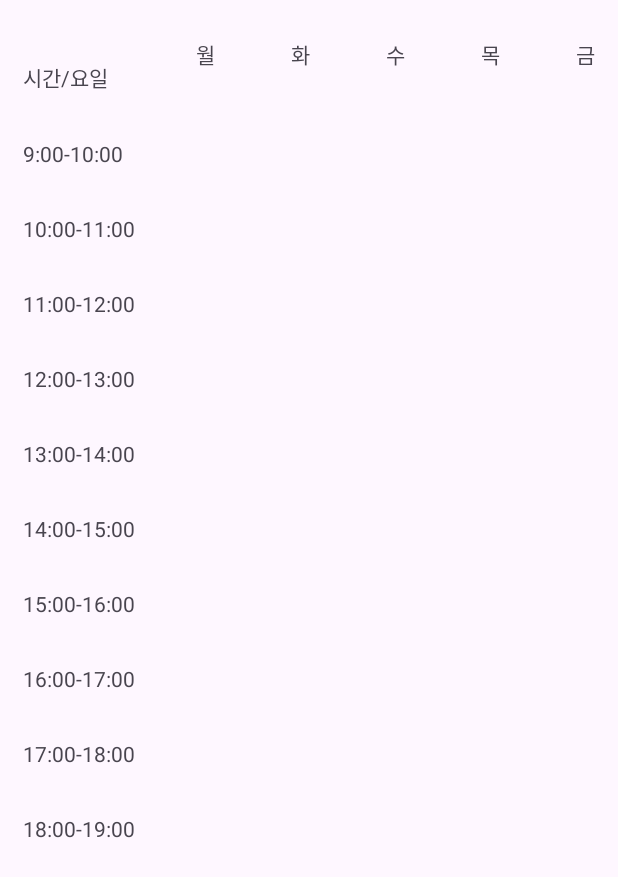
After one commit to YouDaYeon/CapstoneDesign, an Android app: the TimetableShowActivity screen opened directly, with no data from a screen before it, on a phone screen of 412 x 824 dp. The commit adds this screen. Shown: the top 877 px of the screen. Run offline under Robolectric (Android 15) with nearby library versions, the phone set to English and light mode, and no system bars.

Commit message:
시간표

```diff
--- a/app/src/main/java/com/example/myapplication/MypageFragment.kt
+++ b/app/src/main/java/com/example/myapplication/MypageFragment.kt
@@ -31,10 +31,18 @@ class MypageFragment : Fragment() {
 
 
         // 시간표 수정 버튼 클릭 리스너 추가
+        val timetableEditButton = view.findViewById<Button>(R.id.timetableEditButton)
+        timetableEditButton.setOnClickListener {
+            // 시간표 수정 액티비티로 이동
+            val intent = Intent(requireContext(), TimetableActivity::class.java)
+            startActivity(intent)
+        }
+
+        // 시간표 보기 버튼 클릭 리스너 추가
         val timetableButton = view.findViewById<Button>(R.id.timetableButton)
         timetableButton.setOnClickListener {
-            // 시간표 수정 액티비티로 이동
-            val intent = Intent(requireContext(), TimetableActivity::class.java)
+            // 시간표 보기 액티비티로 이동
+            val intent = Intent(requireContext(), TimetableShowActivity::class.java)
             startActivity(intent)
         }
 
--- a/app/src/main/java/com/example/myapplication/TimetableActivity.kt
+++ b/app/src/main/java/com/example/myapplication/TimetableActivity.kt
@@ -40,21 +40,24 @@ class TimetableActivity : AppCompatActivity() {
                     val editText = findViewById<EditText>(editTextId)
                     val key = "${day}_${slot}"
                     editor.putString(key, editText.text.toString())
-                    editText.text.clear()
                 }
             }
 
-            editor.apply()
+            // 변경 내용을 동기적으로 저장
+            editor.commit()
+
             Toast.makeText(this, "시간표가 저장되었습니다!", Toast.LENGTH_SHORT).show()
 
-            // "mypage" 액티비티로 이동
+            // MyPage 화면으로 이동
             val intent = Intent(this, MypageFragment::class.java)
             startActivity(intent)
         }
     }
 
-    override fun onStop() {
-        super.onStop()
+    // onSaveInstanceState 메서드를 오버라이드하여 상태 저장을 구현
+    override fun onSaveInstanceState(outState: Bundle) {
+        super.onSaveInstanceState(outState)
+
         val editor = sharedPreferences.edit()
 
         for (day in listOf("monday", "tuesday", "wednesday", "thursday", "friday")) {
--- /dev/null
+++ b/app/src/main/java/com/example/myapplication/TimetableShowActivity.kt
@@ -0,0 +1,35 @@
+package com.example.myapplication
+
+import android.content.Context
+import androidx.appcompat.app.AppCompatActivity
+import android.os.Bundle
+import android.widget.TextView
+
+class TimetableShowActivity : AppCompatActivity() {
+    override fun onCreate(savedInstanceState: Bundle?) {
+        super.onCreate(savedInstanceState)
+        setContentView(R.layout.activity_timetable_show)
+
+        val timeSlots = listOf(
+            "9_10", "10_11", "11_12", "12_13", "13_14",
+            "14_15", "15_16", "16_17", "17_18", "18_19"
+        )
+
+        val days = listOf("monday", "tuesday", "wednesday", "thursday", "friday")
+
+        for (day in days) {
+            for (slot in timeSlots) {
+                val key = "${day}_${slot}"
+                val textViewId = resources.getIdentifier(key, "id", packageName) // Use the same ID
+                val textView = findViewById<TextView>(textViewId)
+                val savedValue = getSavedValue(key)
+                textView.text = savedValue
+            }
+        }
+    }
+
+    private fun getSavedValue(key: String): String {
+        val sharedPreferences = getSharedPreferences("MyPreferences", Context.MODE_PRIVATE)
+        return sharedPreferences.getString(key, "") ?: ""
+    }
+}
--- /dev/null
+++ b/app/src/main/res/layout/activity_timetable_show.xml
@@ -0,0 +1,453 @@
+<?xml version="1.0" encoding="utf-8"?>
+<GridLayout xmlns:android="http://schemas.android.com/apk/res/android"
+    android:id="@+id/gridLayout"
+    android:layout_width="match_parent"
+    android:layout_height="match_parent"
+    android:columnCount="6"
+    android:rowCount="11" >
+
+    <TextView
+        android:layout_width="wrap_content"
+        android:layout_height="wrap_content"
+        android:layout_row="0"
+        android:layout_column="0"
+        android:layout_margin="15dp"
+        android:gravity="center"
+        android:text="시간/요일" />
+
+    <TextView
+        android:layout_width="wrap_content"
+        android:layout_height="wrap_content"
+        android:layout_row="0"
+        android:layout_column="1"
+        android:gravity="center"
+        android:padding="25dp"
+        android:text="월" />
+
+    <TextView
+        android:layout_width="wrap_content"
+        android:layout_height="wrap_content"
+        android:layout_row="0"
+        android:layout_column="2"
+        android:gravity="center"
+        android:padding="25dp"
+        android:text="화" />
+
+    <TextView
+        android:layout_width="wrap_content"
+        android:layout_height="wrap_content"
+        android:layout_row="0"
+        android:layout_column="3"
+        android:gravity="center"
+        android:padding="25dp"
+        android:text="수" />
+
+    <TextView
+        android:layout_width="wrap_content"
+        android:layout_height="wrap_content"
+        android:layout_row="0"
+        android:layout_column="4"
+        android:gravity="center"
+        android:padding="25dp"
+        android:text="목" />
+
+    <TextView
+        android:layout_width="wrap_content"
+        android:layout_height="wrap_content"
+        android:layout_row="0"
+        android:layout_column="5"
+        android:gravity="center"
+        android:padding="25dp"
+        android:text="금" />
+
+    <!-- 시간대 헤더 -->
+
+    <TextView
+        android:layout_width="wrap_content"
+        android:layout_height="wrap_content"
+        android:layout_row="1"
+        android:layout_column="0"
+        android:gravity="center"
+        android:layout_margin="15dp"
+        android:text="9:00-10:00" />
+    <TextView
+        android:layout_width="wrap_content"
+        android:layout_height="wrap_content"
+        android:layout_row="2"
+        android:layout_column="0"
+        android:gravity="center"
+        android:layout_margin="15dp"
+        android:text="10:00-11:00" />
+    <TextView
+        android:layout_width="wrap_content"
+        android:layout_height="wrap_content"
+        android:layout_row="3"
+        android:layout_column="0"
+        android:gravity="center"
+        android:layout_margin="15dp"
+        android:text="11:00-12:00" />
+    <TextView
+        android:layout_width="wrap_content"
+        android:layout_height="wrap_content"
+        android:layout_row="4"
+        android:layout_column="0"
+        android:gravity="center"
+        android:layout_margin="15dp"
+        android:text="12:00-13:00" />
+    <TextView
+        android:layout_width="wrap_content"
+        android:layout_height="wrap_content"
+        android:layout_row="5"
+        android:layout_column="0"
+        android:gravity="center"
+        android:layout_margin="15dp"
+        android:text="13:00-14:00" />
+    <TextView
+        android:layout_width="wrap_content"
+        android:layout_height="wrap_content"
+        android:layout_row="6"
+        android:layout_column="0"
+        android:gravity="center"
+        android:layout_margin="15dp"
+        android:text="14:00-15:00" />
+    <TextView
+        android:layout_width="wrap_content"
+        android:layout_height="wrap_content"
+        android:layout_row="7"
+        android:layout_column="0"
+        android:gravity="center"
+        android:layout_margin="15dp"
+        android:text="15:00-16:00" />
+    <TextView
+        android:layout_width="wrap_content"
+        android:layout_height="wrap_content"
+        android:layout_row="8"
+        android:layout_column="0"
+        android:gravity="center"
+        android:layout_margin="15dp"
+        android:text="16:00-17:00" />
+    <TextView
+        android:layout_width="wrap_content"
+        android:layout_height="wrap_content"
+        android:layout_row="9"
+        android:layout_column="0"
+        android:gravity="center"
+        android:layout_margin="15dp"
+        android:text="17:00-18:00" />
+    <TextView
+        android:layout_width="wrap_content"
+        android:layout_height="wrap_content"
+        android:layout_row="10"
+        android:layout_column="0"
+        android:gravity="center"
+        android:layout_margin="15dp"
+        android:text="18:00-19:00" />
+
+
+    <!-- 강의 이름 입력란 -->
+    <TextView
+        android:id="@+id/monday_9_10"
+        android:layout_width="wrap_content"
+        android:layout_height="wrap_content"
+        android:layout_row="1"
+        android:layout_column="1" />
+    <TextView
+        android:id="@+id/monday_10_11"
+        android:layout_width="wrap_content"
+        android:layout_height="wrap_content"
+        android:layout_row="2"
+        android:layout_column="1" />
+    <TextView
+        android:id="@+id/monday_11_12"
+        android:layout_width="wrap_content"
+        android:layout_height="wrap_content"
+        android:layout_row="3"
+        android:layout_column="1" />
+    <TextView
+        android:id="@+id/monday_12_13"
+        android:layout_width="wrap_content"
+        android:layout_height="wrap_content"
+        android:layout_row="4"
+        android:layout_column="1" />
+    <TextView
+        android:id="@+id/monday_13_14"
+        android:layout_width="wrap_content"
+        android:layout_height="wrap_content"
+        android:layout_row="5"
+        android:layout_column="1" />
+    <TextView
+        android:id="@+id/monday_14_15"
+        android:layout_width="wrap_content"
+        android:layout_height="wrap_content"
+        android:layout_row="6"
+        android:layout_column="1" />
+    <TextView
+        android:id="@+id/monday_15_16"
+        android:layout_width="wrap_content"
+        android:layout_height="wrap_content"
+        android:layout_row="7"
+        android:layout_column="1" />
+    <TextView
+        android:id="@+id/monday_16_17"
+        android:layout_width="wrap_content"
+        android:layout_height="wrap_content"
+        android:layout_row="8"
+        android:layout_column="1" />
+    <TextView
+        android:id="@+id/monday_17_18"
+        android:layout_width="wrap_content"
+        android:layout_height="wrap_content"
+        android:layout_row="9"
+        android:layout_column="1" />
+    <TextView
+        android:id="@+id/monday_18_19"
+        android:layout_width="wrap_content"
+        android:layout_height="wrap_content"
+        android:layout_row="10"
+        android:layout_column="1" />
+
+    <TextView
+        android:id="@+id/tuesday_9_10"
+        android:layout_width="wrap_content"
+        android:layout_height="wrap_content"
+        android:layout_row="1"
+        android:layout_column="2" />
+    <TextView
+        android:id="@+id/tuesday_10_11"
+        android:layout_width="wrap_content"
+        android:layout_height="wrap_content"
+        android:layout_row="2"
+        android:layout_column="2" />
+    <TextView
+        android:id="@+id/tuesday_11_12"
+        android:layout_width="wrap_content"
+        android:layout_height="wrap_content"
+        android:layout_row="3"
+        android:layout_column="2" />
+    <TextView
+        android:id="@+id/tuesday_12_13"
+        android:layout_width="wrap_content"
+        android:layout_height="wrap_content"
+        android:layout_row="4"
+        android:layout_column="2" />
+    <TextView
+        android:id="@+id/tuesday_13_14"
+        android:layout_width="wrap_content"
+        android:layout_height="wrap_content"
+        android:layout_row="5"
+        android:layout_column="2" />
+    <TextView
+        android:id="@+id/tuesday_14_15"
+        android:layout_width="wrap_content"
+        android:layout_height="wrap_content"
+        android:layout_row="6"
+        android:layout_column="2" />
+    <TextView
+        android:id="@+id/tuesday_15_16"
+        android:layout_width="wrap_content"
+        android:layout_height="wrap_content"
+        android:layout_row="7"
+        android:layout_column="2" />
+    <TextView
+        android:id="@+id/tuesday_16_17"
+        android:layout_width="wrap_content"
+        android:layout_height="wrap_content"
+        android:layout_row="8"
+        android:layout_column="2" />
+    <TextView
+        android:id="@+id/tuesday_17_18"
+        android:layout_width="wrap_content"
+        android:layout_height="wrap_content"
+        android:layout_row="9"
+        android:layout_column="2" />
+    <TextView
+        android:id="@+id/tuesday_18_19"
+        android:layout_width="wrap_content"
+        android:layout_height="wrap_content"
+        android:layout_row="10"
+        android:layout_column="2" />
+
+    <TextView
+        android:id="@+id/wednesday_9_10"
+        android:layout_width="wrap_content"
+        android:layout_height="wrap_content"
+        android:layout_row="1"
+        android:layout_column="3" />
+    <TextView
+        android:id="@+id/wednesday_10_11"
+        android:layout_width="wrap_content"
+        android:layout_height="wrap_content"
+        android:layout_row="2"
+        android:layout_column="3" />
+    <TextView
+        android:id="@+id/wednesday_11_12"
+        android:layout_width="wrap_content"
+        android:layout_height="wrap_content"
+        android:layout_row="3"
+        android:layout_column="3" />
+    <TextView
+        android:id="@+id/wednesday_12_13"
+        android:layout_width="wrap_content"
+        android:layout_height="wrap_content"
+        android:layout_row="4"
+        android:layout_column="3" />
+    <TextView
+        android:id="@+id/wednesday_13_14"
+        android:layout_width="wrap_content"
+        android:layout_height="wrap_content"
+        android:layout_row="5"
+        android:layout_column="3" />
+    <TextView
+        android:id="@+id/wednesday_14_15"
+        android:layout_width="wrap_content"
+        android:layout_height="wrap_content"
+        android:layout_row="6"
+        android:layout_column="3" />
+    <TextView
+        android:id="@+id/wednesday_15_16"
+        android:layout_width="wrap_content"
+        android:layout_height="wrap_content"
+        android:layout_row="7"
+        android:layout_column="3" />
+    <TextView
+        android:id="@+id/wednesday_16_17"
+        android:layout_width="wrap_content"
+        android:layout_height="wrap_content"
+        android:layout_row="8"
+        android:layout_column="3" />
+    <TextView
+        android:id="@+id/wednesday_17_18"
+        android:layout_width="wrap_content"
+        android:layout_height="wrap_content"
+        android:layout_row="9"
+        android:layout_column="3" />
+    <TextView
+        android:id="@+id/wednesday_18_19"
+        android:layout_width="wrap_content"
+        android:layout_height="wrap_content"
+        android:layout_row="10"
+        android:layout_column="3" />
+
+    <TextView
+        android:id="@+id/thursday_9_10"
+        android:layout_width="wrap_content"
+        android:layout_height="wrap_content"
+        android:layout_row="1"
+        android:layout_column="4" />
+    <TextView
+        android:id="@+id/thursday_10_11"
+        android:layout_width="wrap_content"
+        android:layout_height="wrap_content"
+        android:layout_row="2"
+        android:layout_column="4" />
+    <TextView
+        android:id="@+id/thursday_11_12"
+        android:layout_width="wrap_content"
+        android:layout_height="wrap_content"
+        android:layout_row="3"
+        android:layout_column="4" />
+    <TextView
+        android:id="@+id/thursday_12_13"
+        android:layout_width="wrap_content"
+        android:layout_height="wrap_content"
+        android:layout_row="4"
+        android:layout_column="4" />
+    <TextView
+        android:id="@+id/thursday_13_14"
+        android:layout_width="wrap_content"
+        android:layout_height="wrap_content"
+        android:layout_row="5"
+        android:layout_column="4" />
+    <TextView
+        android:id="@+id/thursday_14_15"
+        android:layout_width="wrap_content"
+        android:layout_height="wrap_content"
+        android:layout_row="6"
+        android:layout_column="4" />
+    <TextView
+        android:id="@+id/thursday_15_16"
+        android:layout_width="wrap_content"
+        android:layout_height="wrap_content"
+        android:layout_row="7"
+        android:layout_column="4" />
+    <TextView
+        android:id="@+id/thursday_16_17"
+        android:layout_width="wrap_content"
+        android:layout_height="wrap_content"
+        android:layout_row="8"
+        android:layout_column="4" />
+    <TextView
+        android:id="@+id/thursday_17_18"
+        android:layout_width="wrap_content"
+        android:layout_height="wrap_content"
+        android:layout_row="9"
+        android:layout_column="4" />
+    <TextView
+        android:id="@+id/thursday_18_19"
+        android:layout_width="wrap_content"
+        android:layout_height="wrap_content"
+        android:layout_row="10"
+        android:layout_column="4" />
+
+    <TextView
+        android:id="@+id/friday_9_10"
+        android:layout_width="wrap_content"
+        android:layout_height="wrap_content"
+        android:layout_row="1"
+        android:layout_column="5" />
+    <TextView
+        android:id="@+id/friday_10_11"
+        android:layout_width="wrap_content"
+        android:layout_height="wrap_content"
+        android:layout_row="2"
+        android:layout_column="5" />
+    <TextView
+        android:id="@+id/friday_11_12"
+        android:layout_width="wrap_content"
+        android:layout_height="wrap_content"
+        android:layout_row="3"
+        android:layout_column="5" />
+    <TextView
+        android:id="@+id/friday_12_13"
+        android:layout_width="wrap_content"
+        android:layout_height="wrap_content"
+        android:layout_row="4"
+        android:layout_column="5" />
+    <TextView
+        android:id="@+id/friday_13_14"
+        android:layout_width="wrap_content"
+        android:layout_height="wrap_content"
+        android:layout_row="5"
+        android:layout_column="5" />
+    <TextView
+        android:id="@+id/friday_14_15"
+        android:layout_width="wrap_content"
+        android:layout_height="wrap_content"
+        android:layout_row="6"
+        android:layout_column="5" />
+    <TextView
+        android:id="@+id/friday_15_16"
+        android:layout_width="wrap_content"
+        android:layout_height="wrap_content"
+        android:layout_row="7"
+        android:layout_column="5" />
+    <TextView
+        android:id="@+id/friday_16_17"
+        android:layout_width="wrap_content"
+        android:layout_height="wrap_content"
+        android:layout_row="8"
+        android:layout_column="5" />
+    <TextView
+        android:id="@+id/friday_17_18"
+        android:layout_width="wrap_content"
+        android:layout_height="wrap_content"
+        android:layout_row="9"
+        android:layout_column="5" />
+    <TextView
+        android:id="@+id/friday_18_19"
+        android:layout_width="wrap_content"
+        android:layout_height="wrap_content"
+        android:layout_row="10"
+        android:layout_column="5" />
+
+</GridLayout>
--- a/app/src/main/res/layout/fragment_mypage.xml
+++ b/app/src/main/res/layout/fragment_mypage.xml
@@ -23,11 +23,20 @@
         />
 
     <Button
+        android:id="@+id/timetableEditButton"
+        android:layout_width="200dp"
+        android:layout_height="wrap_content"
+        android:layout_marginTop="200dp"
+        android:text="시간표수정"
+        android:backgroundTint="@color/cc_blue"
+        android:layout_gravity="center|top" />
+
+    <Button
         android:id="@+id/timetableButton"
         android:layout_width="200dp"
         android:layout_height="wrap_content"
-        android:layout_marginTop="180dp"
-        android:text="시간표수정"
+        android:layout_marginTop="250dp"
+        android:text="시간표보기"
         android:backgroundTint="@color/cc_blue"
         android:layout_gravity="center|top" />
 
@@ -35,7 +44,7 @@
         android:id="@+id/logoutButton"
         android:layout_width="200dp"
         android:layout_height="wrap_content"
-        android:layout_marginTop="250dp"
+        android:layout_marginTop="350dp"
         android:text="로그아웃"
         android:backgroundTint="@color/cc_blue"
         android:layout_gravity="center|top" />
@@ -43,7 +52,7 @@
         android:id="@+id/signoutButton"
         android:layout_width="200dp"
         android:layout_height="wrap_content"
-        android:layout_marginTop="300dp"
+        android:layout_marginTop="400dp"
         android:text="회원탈퇴"
         android:backgroundTint="@color/cc_blue"
         android:layout_gravity="center|top" />
```
Also changed, not shown: app/src/main/AndroidManifest.xml (+9 -10 lines).
